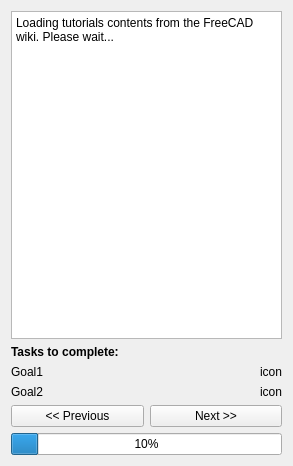
The window that dialogTutorial.ui (yorikvanhavre/BIM_Workbench) describes before a commit, drawn with Qt 5.
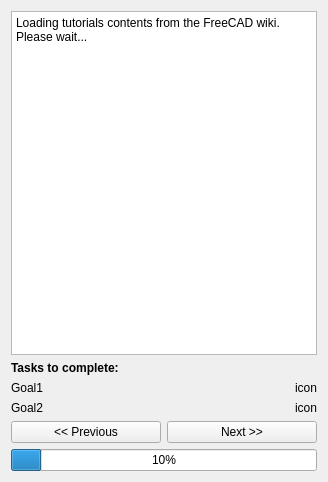
The same window after the commit.

Commit message: Further work on the tutorial

```diff
--- a/dialogTutorial.ui
+++ b/dialogTutorial.ui
@@ -6,8 +6,8 @@
    <rect>
     <x>0</x>
     <y>0</y>
-    <width>293</width>
-    <height>466</height>
+    <width>328</width>
+    <height>482</height>
    </rect>
   </property>
   <property name="windowTitle">
@@ -15,10 +15,7 @@
   </property>
   <layout class="QVBoxLayout" name="verticalLayout">
    <item>
-    <widget class="QTextEdit" name="textEdit">
-     <property name="readOnly">
-      <bool>true</bool>
-     </property>
+    <widget class="QTextBrowser" name="textEdit">
      <property name="html">
       <string>&lt;!DOCTYPE HTML PUBLIC &quot;-//W3C//DTD HTML 4.0//EN&quot; &quot;http://www.w3.org/TR/REC-html40/strict.dtd&quot;&gt;
 &lt;html&gt;&lt;head&gt;&lt;meta name=&quot;qrichtext&quot; content=&quot;1&quot; /&gt;&lt;style type=&quot;text/css&quot;&gt;
```
The commit also changes 3 other files.
